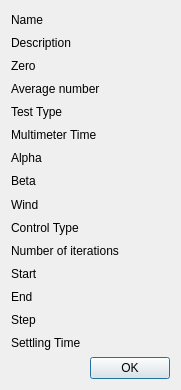
Before: the Qt Designer form measurementdetails.ui in froque/AeroIST, drawn with Qt 5.
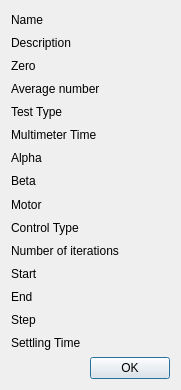
After: the same form once the commit is applied.

Commit message: renamed all wind to motor.

Patch:
```diff
--- a/measurementdetails.ui
+++ b/measurementdetails.ui
@@ -216,7 +216,7 @@
    <item row="8" column="0">
     <widget class="QLabel" name="labelViewWind">
      <property name="text">
-      <string>Wind</string>
+      <string>Motor</string>
      </property>
     </widget>
    </item>
```
Left out of the diff: 4 changed lines with no effect on the pictures. The commit also changes 23 other files.
